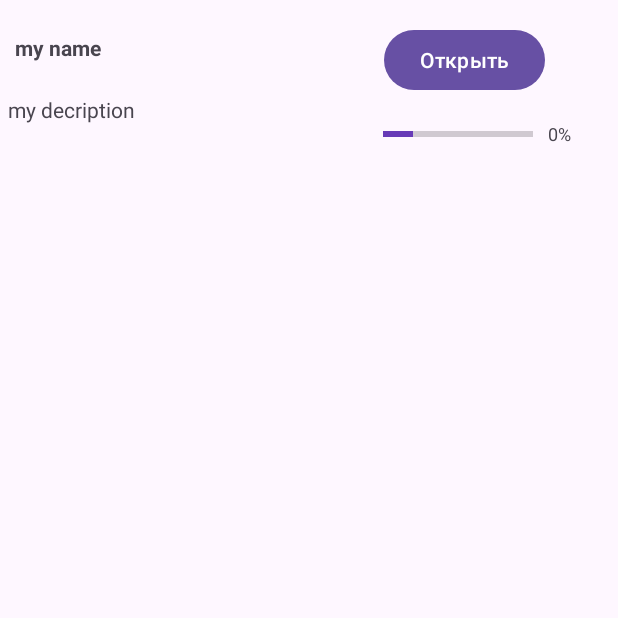
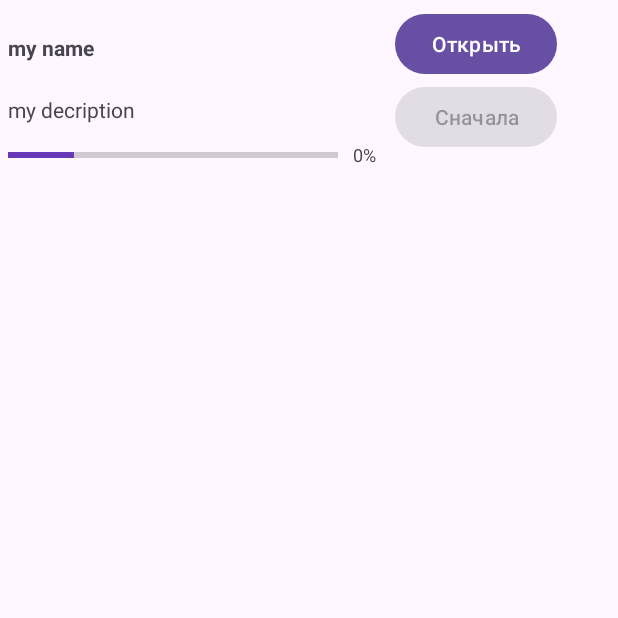
Before and after one commit to ozeemm/Quiz_Cards, an Android app: the PacketsListViewActivity screen opened directly, with no data from a screen before it, on a phone screen of 412 x 824 dp, the top half of it. Run offline under Robolectric (Android 15) with nearby library versions, the phone set to English and light mode, and no system bars.

Commit message:
Добавила кнопку рестарта, заголовки и сохранение по возвращению назад

```diff
--- a/app/src/main/java/com/example/myapplication/View/Activities/CardsActivity.java
+++ b/app/src/main/java/com/example/myapplication/View/Activities/CardsActivity.java
@@ -59,6 +59,12 @@ public class CardsActivity extends AppCompatActivity {
             addKnowOrNot(false);
             showNextCard();
         });
+    }
+
+    @Override
+    public void onBackPressed() {
+        super.onBackPressed();
+        sendStudiedCards();
     }
 
     private void viewingFinished(){
--- a/app/src/main/java/com/example/myapplication/View/Activities/PacketsActivity.java
+++ b/app/src/main/java/com/example/myapplication/View/Activities/PacketsActivity.java
@@ -4,6 +4,7 @@ import android.graphics.PorterDuff;
 import android.os.Bundle;
 import android.widget.ListView;
 import android.widget.ProgressBar;
+import android.widget.TextView;
 import androidx.appcompat.app.AppCompatActivity;
 import com.example.myapplication.Data.Repository;
 import com.example.myapplication.View.Adapters.PacketsListViewAdapter;
@@ -22,6 +23,10 @@ public class PacketsActivity extends AppCompatActivity {
 
         Bundle extras = getIntent().getExtras();
         themeId = extras.getInt("themeId");
+        String themeName = extras.getString("themeName");
+
+        TextView textViewThemeName = findViewById(R.id.textViewThemeName);
+        textViewThemeName.setText(textViewThemeName.getText()+" "+themeName);
 
         Repository.getPackets(themeId, packets -> runOnUiThread(() -> {
             listView = findViewById(R.id.packetsListView);
--- a/app/src/main/java/com/example/myapplication/View/Adapters/ThemesListViewAdapter.java
+++ b/app/src/main/java/com/example/myapplication/View/Adapters/ThemesListViewAdapter.java
@@ -43,7 +43,7 @@ public class ThemesListViewAdapter extends BaseAdapter {
         return 0;
     }
 
-    @SuppressLint({"InflateParams", "ViewHolder", "SetTextI18n"})
+    @SuppressLint({"InflateParams", "ViewHolder"})
     @Override
     public View getView(int position, View convertView, ViewGroup parent) {
         convertView = inflater.inflate(R.layout.themes_activity_list_view, null);
@@ -51,13 +51,14 @@ public class ThemesListViewAdapter extends BaseAdapter {
         txtViewName.setText(themes.get(position).getName());
         TextView txtViewDescription = convertView.findViewById(R.id.txtViewDescription);
         txtViewDescription.setText(themes.get(position).getDescription());
-        Button button = convertView.findViewById(R.id.button);
+        Button button = convertView.findViewById(R.id.buttonOpen);
         TextView textViewPacketsCol = convertView.findViewById(R.id.textViewPackCol);
         textViewPacketsCol.setText(textViewPacketsCol.getText()+""+themes.get(position).getPacketsCount());
         button.setOnClickListener(v->{
             Intent intent = new Intent(context, PacketsActivity.class);
             intent.addFlags(Intent.FLAG_ACTIVITY_REORDER_TO_FRONT);
             intent.putExtra("themeId",themes.get(position).getId());
+            intent.putExtra("themeName",themes.get(position).getName());
             context.startActivity(intent);
         });
         return convertView;
--- a/app/src/main/res/layout/packets_activity_list_view.xml
+++ b/app/src/main/res/layout/packets_activity_list_view.xml
@@ -15,8 +15,8 @@
                   android:text="my name"
                   android:layout_marginEnd="136dp" android:paddingLeft="5dp" android:textStyle="bold"
                   app:layout_constraintStart_toStartOf="parent"/>
-        <TextView android:layout_width="251dp"
-                  android:layout_height="58dp"
+        <TextView android:layout_width="254dp"
+                  android:layout_height="53dp"
                   android:id="@+id/txtViewDescription"
                   android:gravity="left"
                   app:layout_constraintTop_toBottomOf="@+id/txtViewName" app:layout_constraintEnd_toEndOf="parent"
@@ -25,34 +25,45 @@
                   app:layout_constraintHorizontal_bias="0.0"/>
         <Button
                 android:text="Открыть"
-                android:layout_width="wrap_content"
-                android:layout_height="wrap_content" android:id="@+id/button"
+                android:layout_width="108dp"
+                android:layout_height="48dp" android:id="@+id/buttonOpen"
                 app:layout_constraintTop_toTopOf="parent"
-                android:layout_marginTop="16dp" android:layout_marginEnd="16dp"
+                android:layout_marginTop="5dp" android:layout_marginEnd="16dp"
                 app:layout_constraintEnd_toEndOf="parent"
-                app:layout_constraintStart_toEndOf="@+id/txtViewName" app:layout_constraintHorizontal_bias="0.0"/>
+                app:layout_constraintStart_toEndOf="@+id/txtViewName" app:layout_constraintHorizontal_bias="1.0"
+        />
+        <Button
+                android:text="Сначала"
+                android:layout_width="108dp"
+                android:layout_height="48dp" android:id="@+id/buttonRestart"
+                app:layout_constraintTop_toTopOf="parent"
+                android:layout_marginTop="54dp" android:layout_marginEnd="16dp"
+                app:layout_constraintEnd_toEndOf="parent"
+                app:layout_constraintStart_toEndOf="@+id/txtViewName" app:layout_constraintHorizontal_bias="1.0"
+                android:enabled="false"/>
         <TextView
                 android:text="0%"
                 android:layout_width="wrap_content"
                 android:layout_height="wrap_content" android:id="@+id/textViewProgress"
                 app:layout_constraintBottom_toBottomOf="parent"
-                android:layout_marginBottom="24dp" android:layout_marginEnd="16dp"
+                android:layout_marginEnd="16dp"
                 app:layout_constraintEnd_toEndOf="parent" app:layout_constraintStart_toEndOf="@+id/progressBar"
-                android:layout_marginStart="10dp" app:layout_constraintHorizontal_bias="0.238" android:textSize="12sp"/>
+                android:layout_marginStart="10dp" app:layout_constraintHorizontal_bias="0.0" android:textSize="12sp"
+                android:layout_marginBottom="5dp"/>
         <ProgressBar
                 android:id="@+id/progressBar"
                 style="@android:style/Widget.Material.Light.ProgressBar.Horizontal"
-                android:layout_width="100dp"
+                android:layout_width="220dp"
                 android:layout_height="0dp"
                 android:layout_alignParentLeft="true"
                 android:layout_alignParentRight="true"
                 android:progress="20"
                 app:layout_constraintBottom_toBottomOf="parent"
-                android:layout_marginBottom="24dp" app:layout_constraintStart_toEndOf="@+id/txtViewDescription"
                 android:progressTint="#673AB7" android:scrollbarSize="4dp"
                 android:backgroundTintMode="add"
                 android:nestedScrollingEnabled="false" android:minHeight="16dp" android:maxHeight="16dp"
                 android:progressBackgroundTintMode="src_in" android:outlineProvider="none"
-                android:layout_marginStart="4dp"/>
+                app:layout_constraintEnd_toEndOf="parent" android:layout_marginEnd="162dp"
+                android:layout_marginBottom="5dp"/>
 
 </androidx.constraintlayout.widget.ConstraintLayout>
--- a/app/src/main/res/layout/themes_activity_list_view.xml
+++ b/app/src/main/res/layout/themes_activity_list_view.xml
@@ -25,7 +25,7 @@
         <Button
                 android:text="Открыть"
                 android:layout_width="wrap_content"
-                android:layout_height="wrap_content" android:id="@+id/button"
+                android:layout_height="wrap_content" android:id="@+id/buttonOpen"
                 app:layout_constraintTop_toTopOf="parent"
                 android:layout_marginTop="10dp" android:layout_marginEnd="16dp"
                 app:layout_constraintEnd_toEndOf="parent" android:layout_marginStart="11dp"
```
Also changed, not shown: app/src/main/java/com/example/myapplication/Data/Repository.java (+4 -4 lines), app/src/main/java/com/example/myapplication/View/Adapters/PacketsListViewAdapter.java (+19 -6 lines), app/src/main/res/layout/activity_packets.xml (+9 -1 lines), app/src/main/res/layout/activity_themes.xml (+10 -2 lines).
